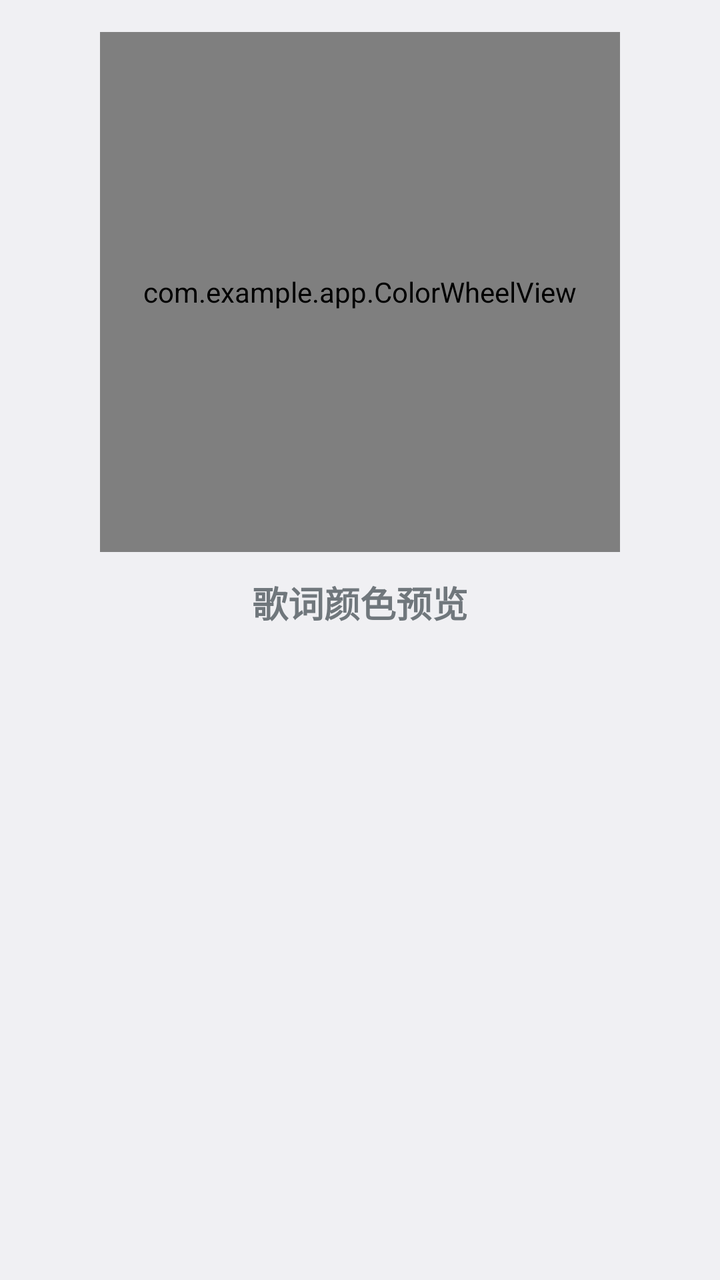
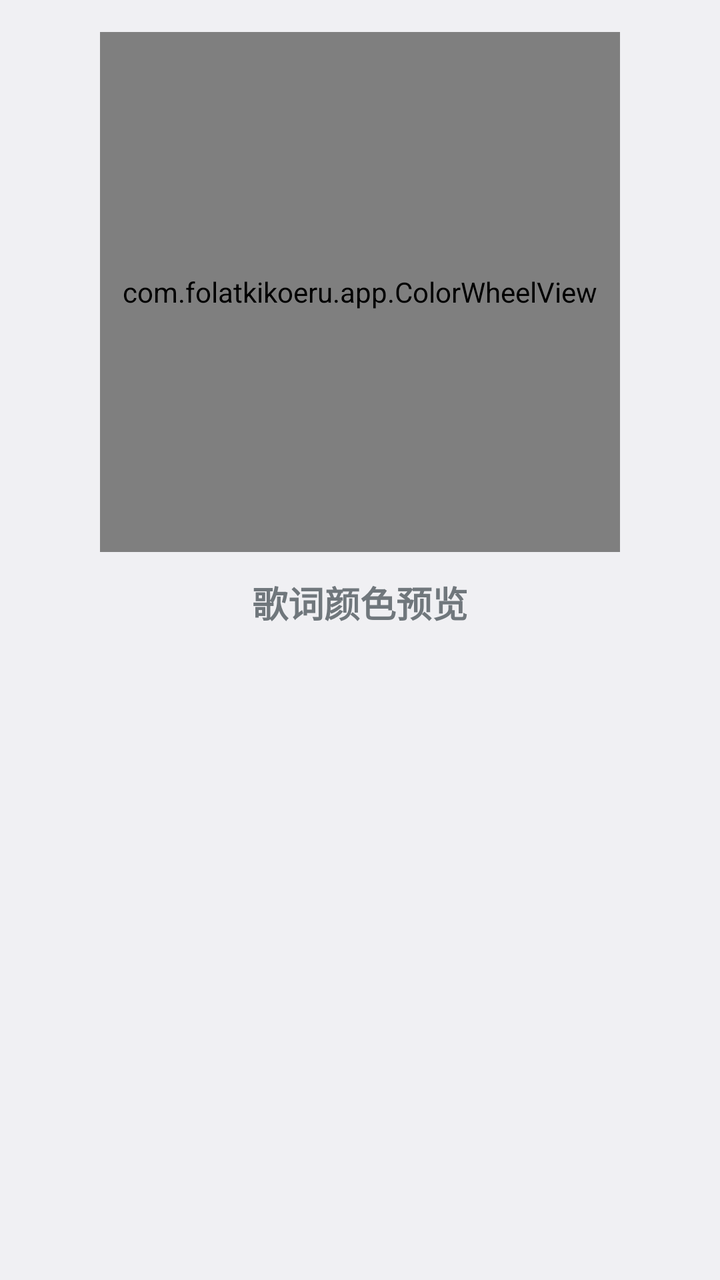

Screens rendered from an Android XML layout before and after an edit, with the pre-edit source and the edit as a unified diff.
<!-- AndroidManifest.xml: application theme AppTheme -->
<!-- res/layout/dialog_color_picker.xml -->
<?xml version="1.0" encoding="utf-8"?>
<LinearLayout xmlns:android="http://schemas.android.com/apk/res/android"
    android:layout_width="match_parent"
    android:layout_height="wrap_content"
    android:orientation="vertical"
    android:gravity="center_horizontal"
    android:padding="16dp">

    <com.example.app.ColorWheelView
        android:id="@+id/color_wheel"
        android:layout_width="260dp"
        android:layout_height="260dp" />

    <TextView
        android:id="@+id/color_preview_text"
        android:layout_width="wrap_content"
        android:layout_height="wrap_content"
        android:layout_marginTop="12dp"
        android:text="@string/color_preview"
        android:textSize="18sp"
        android:textStyle="bold" />

</LinearLayout>
<!-- resources referenced by this layout -->
<resources>
  <string name="color_preview">歌词颜色预览</string>
  <style name="AppTheme" parent="android:Theme.DeviceDefault.Light">
          <item name="android:statusBarColor">@android:color/black</item>
          <item name="android:windowActionBar">false</item>
          <item name="android:windowNoTitle">true</item>
      </style>
</resources>

<!-- the commit's change to res/layout/dialog_color_picker.xml (unified diff, before → after) -->
@@ -1,4 +1,4 @@
-<?xml version="1.0" encoding="utf-8"?>
+﻿<?xml version="1.0" encoding="utf-8"?>
 <LinearLayout xmlns:android="http://schemas.android.com/apk/res/android"
     android:layout_width="match_parent"
     android:layout_height="wrap_content"
@@ -6,7 +6,7 @@
     android:gravity="center_horizontal"
     android:padding="16dp">
 
-    <com.example.app.ColorWheelView
+    <com.folatkikoeru.app.ColorWheelView
         android:id="@+id/color_wheel"
         android:layout_width="260dp"
         android:layout_height="260dp" />
